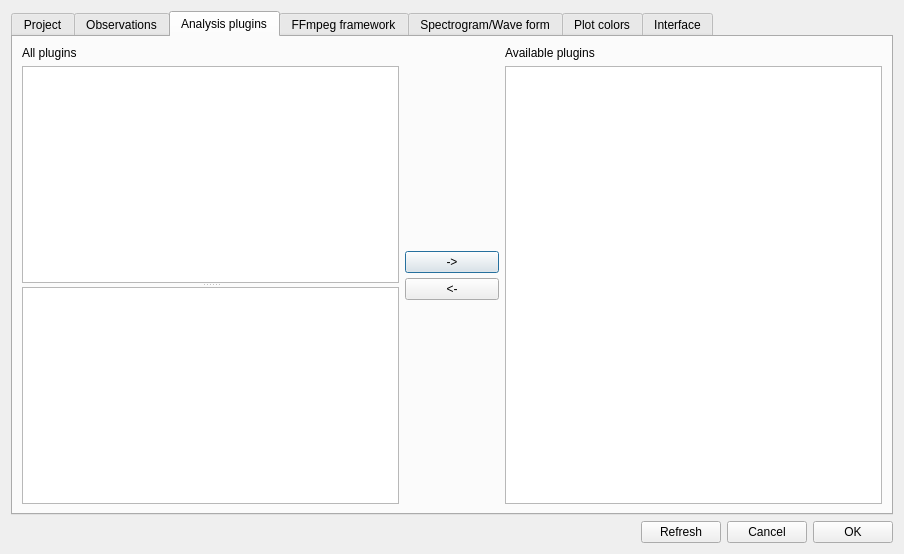
The window that boris/preferences.ui (olivierfriard/BORIS) describes before a commit, drawn with Qt 5.
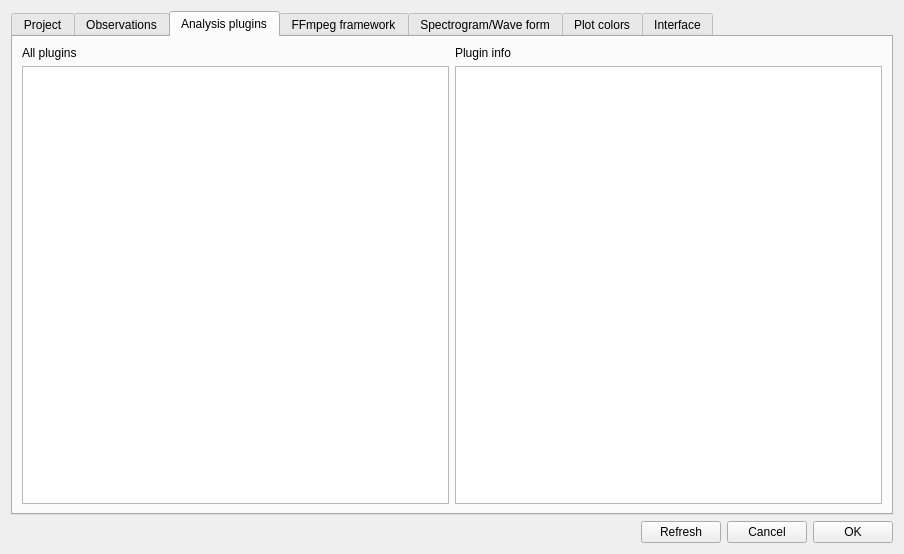
The same window after the commit.

Commit message: improved the plugin management

What changed in the file:
```diff
--- a/boris/preferences.ui
+++ b/boris/preferences.ui
@@ -314,124 +314,36 @@
         <attribute name="title">
          <string>Analysis plugins</string>
         </attribute>
-        <layout class="QHBoxLayout" name="horizontalLayout_17">
+        <layout class="QHBoxLayout" name="horizontalLayout_16">
          <item>
-          <layout class="QHBoxLayout" name="horizontalLayout_16" stretch="4,1,4">
+          <layout class="QVBoxLayout" name="verticalLayout_11">
            <item>
-            <layout class="QVBoxLayout" name="verticalLayout_11" stretch="0,1">
-             <property name="sizeConstraint">
-              <enum>QLayout::SizeConstraint::SetMaximumSize</enum>
+            <widget class="QLabel" name="label_13">
+             <property name="text">
+              <string>All plugins</string>
              </property>
-             <item>
-              <widget class="QLabel" name="label_13">
-               <property name="text">
-                <string>All plugins</string>
-               </property>
-              </widget>
-             </item>
-             <item>
-              <widget class="QSplitter" name="splitter">
-               <property name="orientation">
-                <enum>Qt::Orientation::Vertical</enum>
-               </property>
-               <widget class="QListWidget" name="lv_all_plugins"/>
-               <widget class="QPlainTextEdit" name="pte_plugin_description">
-                <property name="readOnly">
-                 <bool>true</bool>
-                </property>
-               </widget>
-              </widget>
-             </item>
-            </layout>
+            </widget>
            </item>
            <item>
-            <layout class="QVBoxLayout" name="verticalLayout_13" stretch="0,0,0,0">
-             <property name="spacing">
-              <number>5</number>
+            <widget class="QListWidget" name="lv_all_plugins"/>
+           </item>
+          </layout>
+         </item>
+         <item>
+          <layout class="QVBoxLayout" name="verticalLayout_12">
+           <item>
+            <widget class="QLabel" name="label_14">
+             <property name="text">
+              <string>Plugin info</string>
              </property>
-             <property name="sizeConstraint">
-              <enum>QLayout::SizeConstraint::SetFixedSize</enum>
-             </property>
-             <property name="leftMargin">
-              <number>0</number>
-             </property>
-             <item>
-              <spacer name="verticalSpacer_7">
-               <property name="orientation">
-                <enum>Qt::Orientation::Vertical</enum>
-               </property>
-               <property name="sizeHint" stdset="0">
-                <size>
-                 <width>20</width>
-                 <height>40</height>
-                </size>
-               </property>
-              </spacer>
-             </item>
-             <item>
-              <widget class="QPushButton" name="pb_add_plugin">
-               <property name="minimumSize">
-                <size>
-                 <width>41</width>
-                 <height>0</height>
-                </size>
-               </property>
-               <property name="text">
-                <string>-&gt;</string>
-               </property>
-              </widget>
-             </item>
-             <item>
-              <widget class="QPushButton" name="pb_remove_plugin">
-               <property name="minimumSize">
-                <size>
-                 <width>41</width>
-                 <height>0</height>
-                </size>
-               </property>
-               <property name="text">
-                <string>&lt;-</string>
-               </property>
-              </widget>
-             </item>
-             <item>
-              <spacer name="verticalSpacer_6">
-               <property name="orientation">
-                <enum>Qt::Orientation::Vertical</enum>
-               </property>
-               <property name="sizeHint" stdset="0">
-                <size>
-                 <width>20</width>
-                 <height>40</height>
-                </size>
-               </property>
-              </spacer>
-             </item>
-            </layout>
+            </widget>
            </item>
            <item>
-            <layout class="QVBoxLayout" name="verticalLayout_12">
-             <property name="sizeConstraint">
-              <enum>QLayout::SizeConstraint::SetMinimumSize</enum>
+            <widget class="QPlainTextEdit" name="pte_plugin_description">
+             <property name="readOnly">
+              <bool>true</bool>
              </property>
-             <item>
-              <widget class="QLabel" name="label_14">
-               <property name="text">
-                <string>Available plugins</string>
-               </property>
-              </widget>
-             </item>
-             <item>
-              <widget class="QListWidget" name="lv_plugins">
-               <property name="sizePolicy">
-                <sizepolicy hsizetype="Ignored" vsizetype="Expanding">
-                 <horstretch>100</horstretch>
-                 <verstretch>0</verstretch>
-                </sizepolicy>
-               </property>
-              </widget>
-             </item>
-            </layout>
+            </widget>
            </item>
           </layout>
          </item>
```
The commit also changes 7 other files.
